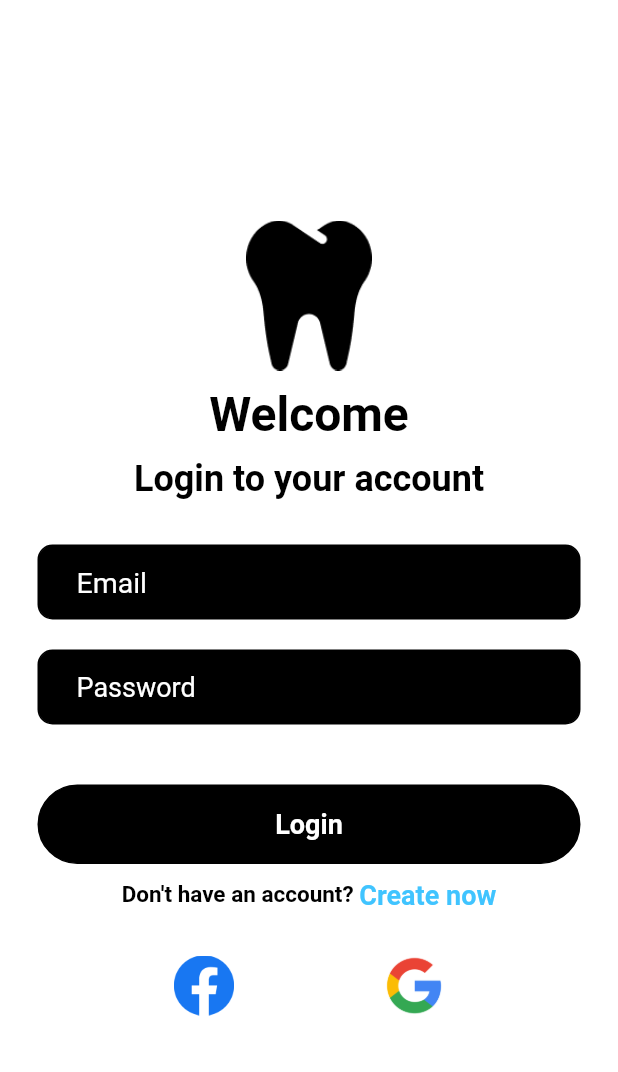
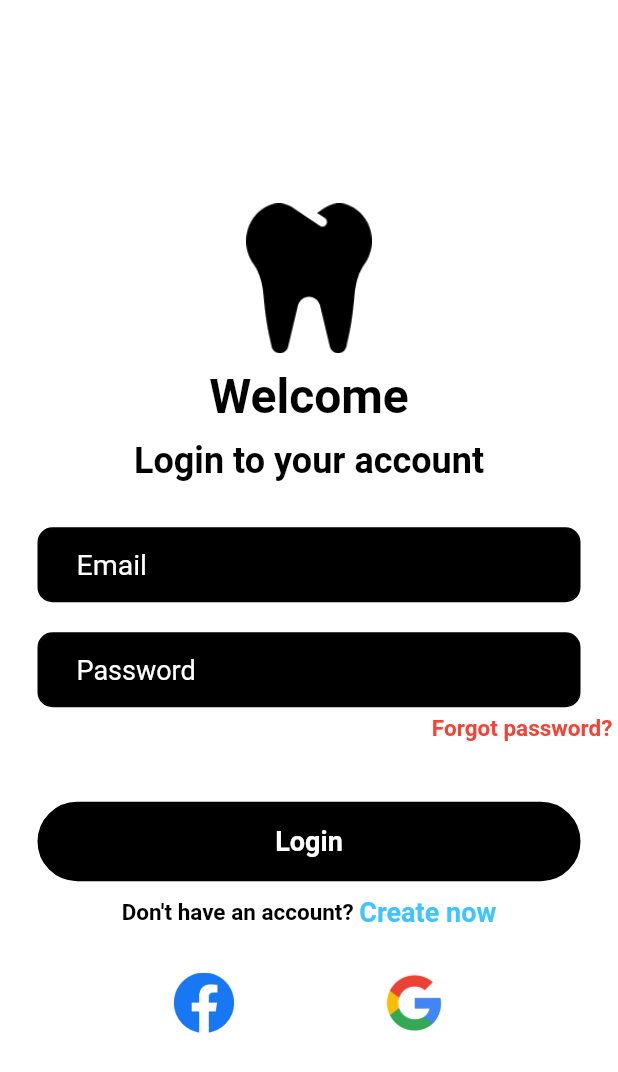
Before and after one commit to robertbusaru/flutter_framework_app_bachelors_degree_project, a Flutter app: the screen it shows after launch, on a phone screen of 412 x 824 dp. Shown: the top 1072 px of the screen. Run offline on Flutter 3.47's test engine with Material 2 defaults, Android fonts, the phone set to English and light mode, and no system bars; our stand-ins replace firebase_auth, firebase_core, google_fonts; accounts and stored records are empty.

Commit message:
login page update

```diff
--- a/lib/login_page.dart
+++ b/lib/login_page.dart
@@ -101,6 +101,21 @@ class _LoginPageState extends State<LoginPage>{
                     ),
                   ),
                 ),
+                SizedBox(height: 5),
+                // Forgot password?
+                Row(
+                    mainAxisAlignment: MainAxisAlignment.end,
+                    children: [
+                      Text(
+                      "Forgot password? ",
+                      style: GoogleFonts.aBeeZee(
+                        fontSize: 15,
+                        color: Colors.red,
+                        fontWeight: FontWeight.bold,
+                        )
+                      ),
+                    ]
+                ),
                 SizedBox(height: 40),
 
                 // sign in field
```
